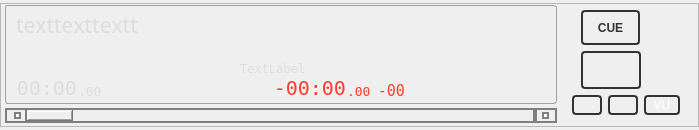
Before: the Qt Designer form src/playerwidget.ui in knowthelist/knowthelist, drawn with Qt 5.
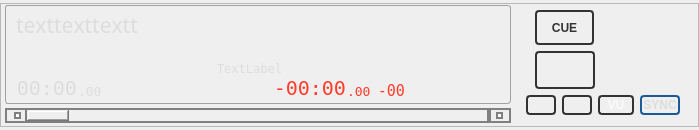
After: the same form once the commit is applied. Custom widgets are drawn as their Qt base class.

What changed in the file:
```diff
--- a/src/playerwidget.ui
+++ b/src/playerwidget.ui
@@ -85,6 +85,28 @@
  );
  color: black;
 }
+QPushButton#butSync {
+ color: #dddddd;
+ border: 1.5px solid #1a5a9a;
+ border-radius: 4px;
+ padding: 1px;
+ background: qlineargradient(
+   x1:0, y1:0, x2:0, y2:0.3,
+   stop:0.2 #4080c0,
+   stop:1 #1a3a6a
+ );
+ max-height: 22px;
+ min-height: 10px;
+ font-weight: bold;
+}
+QPushButton#butSync:pressed {
+ background: qlineargradient(
+   x1:0, y1:0, x2:0, y2:0.3,
+   stop:0.2 white,
+   stop:1 #3a9aff
+ );
+ color: black;
+}
 QScrollBar:horizontal {
          border: 2px solid grey;
           background: qlineargradient(
@@ -3098,6 +3120,34 @@
               </property>
              </widget>
             </item>
+            <item>
+             <widget class="QPushButton" name="butSync">
+              <property name="sizePolicy">
+               <sizepolicy hsizetype="Minimum" vsizetype="Fixed">
+                <horstretch>0</horstretch>
+                <verstretch>0</verstretch>
+               </sizepolicy>
+              </property>
+              <property name="minimumSize">
+               <size>
+                <width>36</width>
+                <height>16</height>
+               </size>
+              </property>
+              <property name="maximumSize">
+               <size>
+                <width>46</width>
+                <height>22</height>
+               </size>
+              </property>
+              <property name="toolTip">
+               <string>Sync beat phase to the other deck</string>
+              </property>
+              <property name="text">
+               <string notr="true">SYNC</string>
+              </property>
+             </widget>
+            </item>
            </layout>
           </widget>
          </item>
```
